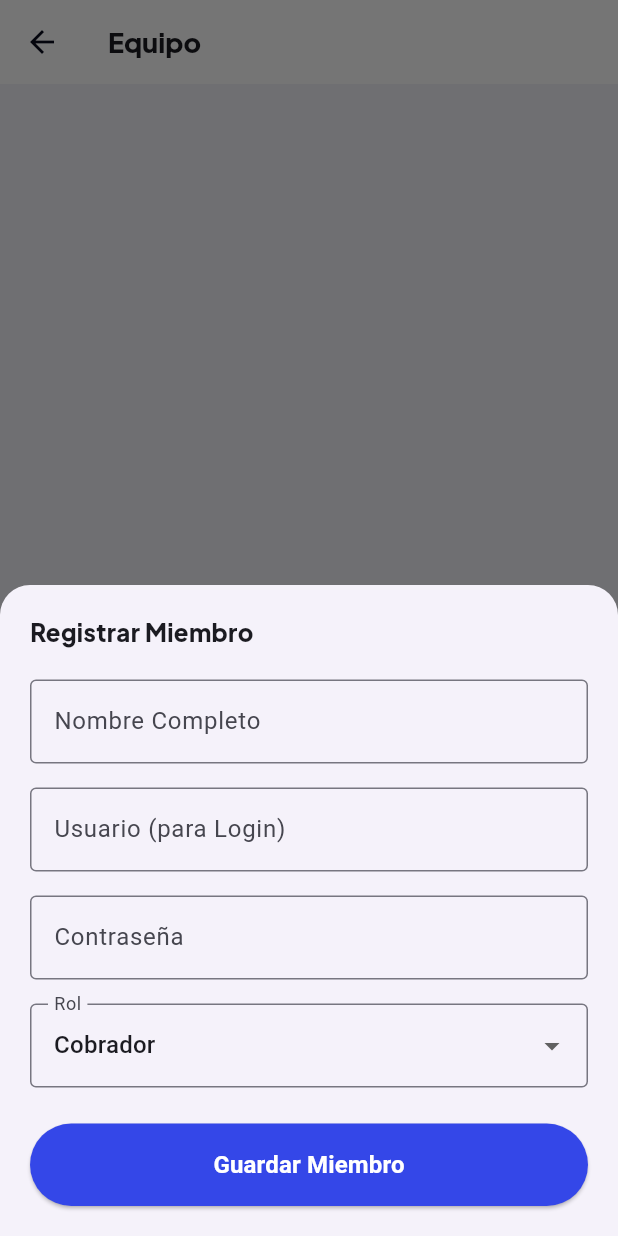
After one commit to mexapresta-ctrl/prestamos_flutter_app, a Flutter app: the AdminEquipoView screen opened directly, after a tap on the "person add" icon, on a phone screen of 412 x 824 dp. The commit adds this screen. Run offline on Flutter 3.47's test engine with Material 3 defaults, Android fonts, the phone set to English and light mode, and no system bars; our stand-ins replace dio, flutter_riverpod, google_fonts, image_picker, open_filex, package_info_plus and 1 more; accounts and stored records are empty; network calls fail; project files that could hold a hidden picture were left out; key blocks and very long unbroken strings in the code were emptied for the run.

Commit message:
feat(admin): add dynamic floating action button and bottom sheet to seamlessly register new team members (cobradores, asesores) directly into supabase

```diff
--- a/lib/core/providers/admin_provider.dart
+++ b/lib/core/providers/admin_provider.dart
@@ -141,6 +141,21 @@ class AdminNotifier extends AsyncNotifier<AdminDashboardData> {
     state = const AsyncValue.loading();
     state = await AsyncValue.guard(() => _fetchData());
   }
+
+  Future<void> registrarUsuario(String nombre, String usuario, String password, String rol) async {
+    try {
+      await SupabaseConfig.client.from('usuarios').insert({
+        'nombre': nombre,
+        'usuario': usuario,
+        'password': password,
+        'rol': rol,
+        'activo': true,
+      });
+      await refresh();
+    } catch (e) {
+      throw Exception('Este usuario ya existe o hubo un error al registrar: $e');
+    }
+  }
 }
 
 final adminProvider = AsyncNotifierProvider<AdminNotifier, AdminDashboardData>(() {
--- /dev/null
+++ b/lib/screens/admin/views/admin_crear_miembro_sheet.dart
@@ -0,0 +1,125 @@
+import 'package:flutter/material.dart';
+import 'package:flutter_riverpod/flutter_riverpod.dart';
+import '../../../theme/app_colors.dart';
+import '../../../theme/app_typography.dart';
+import '../../../core/providers/admin_provider.dart';
+
+class AdminCrearMiembroSheet extends ConsumerStatefulWidget {
+  const AdminCrearMiembroSheet({super.key});
+
+  @override
+  ConsumerState<AdminCrearMiembroSheet> createState() => _AdminCrearMiembroSheetState();
+}
+
+class _AdminCrearMiembroSheetState extends ConsumerState<AdminCrearMiembroSheet> {
+  final _formKey = GlobalKey<FormState>();
+  final _nombreController = TextEditingController();
+  final _usuarioController = TextEditingController();
+  final _passwordController = TextEditingController();
+  String _selectedRol = 'cobrador';
+  bool _isLoading = false;
+
+  @override
+  void dispose() {
+    _nombreController.dispose();
+    _usuarioController.dispose();
+    _passwordController.dispose();
+    super.dispose();
+  }
+
+  void _guardar() async {
+    if (!_formKey.currentState!.validate()) return;
+
+    setState(() => _isLoading = true);
+
+    try {
+      await ref.read(adminProvider.notifier).registrarUsuario(
+        _nombreController.text.trim(),
+        _usuarioController.text.trim(),
+        _passwordController.text.trim(),
+        _selectedRol,
+      );
+      if (mounted) {
+        Navigator.pop(context);
+        ScaffoldMessenger.of(context).showSnackBar(
+          const SnackBar(content: Text('Miembro registrado correctamente'), backgroundColor: AppColors.ok),
+        );
+      }
+    } catch (e) {
+      if (mounted) {
+        ScaffoldMessenger.of(context).showSnackBar(
+          SnackBar(content: Text(e.toString().replaceAll('Exception: ', '')), backgroundColor: AppColors.error),
+        );
+      }
+    } finally {
+      if (mounted) setState(() => _isLoading = false);
+    }
+  }
+
+  @override
+  Widget build(BuildContext context) {
+    return Padding(
+      padding: EdgeInsets.only(
+        bottom: MediaQuery.of(context).viewInsets.bottom,
+        left: 20,
+        right: 20,
+        top: 20,
+      ),
+      child: Form(
+        key: _formKey,
+        child: SingleChildScrollView(
+          child: Column(
+            mainAxisSize: MainAxisSize.min,
+            crossAxisAlignment: CrossAxisAlignment.stretch,
+            children: [
+              Text('Registrar Miembro', style: AppTypography.headingPrincipal),
+              const SizedBox(height: 20),
+              TextFormField(
+                controller: _nombreController,
+                decoration: const InputDecoration(labelText: 'Nombre Completo', border: OutlineInputBorder()),
+                validator: (v) => v!.isEmpty ? 'Requerido' : null,
+              ),
+              const SizedBox(height: 16),
+              TextFormField(
+                controller: _usuarioController,
+                decoration: const InputDecoration(labelText: 'Usuario (para Login)', border: OutlineInputBorder()),
+                validator: (v) => v!.isEmpty ? 'Requerido' : null,
+              ),
+              const SizedBox(height: 16),
+              TextFormField(
+                controller: _passwordController,
+                decoration: const InputDecoration(labelText: 'Contraseña', border: OutlineInputBorder()),
+                obscureText: true,
+                validator: (v) => v!.length < 4 ? 'Mínimo 4 caracteres' : null,
+              ),
+              const SizedBox(height: 16),
+              DropdownButtonFormField<String>(
+                value: _selectedRol,
+                decoration: const InputDecoration(labelText: 'Rol', border: OutlineInputBorder()),
+                items: const [
+                  DropdownMenuItem(value: 'cobrador', child: Text('Cobrador')),
+                  DropdownMenuItem(value: 'asesor', child: Text('Asesor')),
+                  DropdownMenuItem(value: 'prestamista', child: Text('Prestamista')),
+                ],
+                onChanged: (v) => setState(() => _selectedRol = v!),
+              ),
+              const SizedBox(height: 24),
+              ElevatedButton(
+                style: ElevatedButton.styleFrom(
+                  backgroundColor: AppColors.admin,
+                  foregroundColor: Colors.white,
+                  padding: const EdgeInsets.symmetric(vertical: 16),
+                ),
+                onPressed: _isLoading ? null : _guardar,
+                child: _isLoading
+                    ? const SizedBox(width: 20, height: 20, child: CircularProgressIndicator(color: Colors.white, strokeWidth: 2))
+                    : const Text('Guardar Miembro', style: TextStyle(fontSize: 16, fontWeight: FontWeight.bold)),
+              ),
+              const SizedBox(height: 20),
+            ],
+          ),
+        ),
+      ),
+    );
+  }
+}
--- a/lib/screens/admin/views/admin_equipo_view.dart
+++ b/lib/screens/admin/views/admin_equipo_view.dart
@@ -7,6 +7,7 @@ import '../../../widgets/list_card.dart';
 import '../../../widgets/role_chip.dart';
 import '../../../widgets/hero_card.dart' show Role;
 import 'admin_cobrador_detalle_view.dart';
+import 'admin_crear_miembro_sheet.dart';
 
 class AdminEquipoView extends ConsumerWidget {
   const AdminEquipoView({super.key});
@@ -76,6 +77,20 @@ class AdminEquipoView extends ConsumerWidget {
           );
         },
       ),
+      floatingActionButton: FloatingActionButton(
+        backgroundColor: AppColors.admin,
+        onPressed: () {
+          showModalBottomSheet(
+            context: context,
+            isScrollControlled: true,
+            shape: const RoundedRectangleBorder(
+              borderRadius: BorderRadius.vertical(top: Radius.circular(20)),
+            ),
+            builder: (context) => const AdminCrearMiembroSheet(),
+          );
+        },
+        child: const Icon(Icons.person_add, color: Colors.white),
+      ),
     );
   }
 }
```
